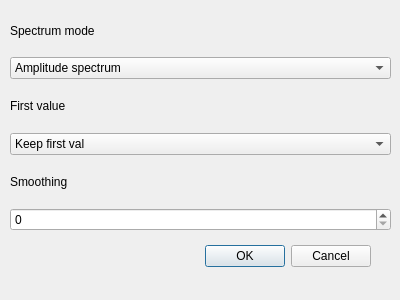
First picture: the form in fourier.ui, repository MaksKuchuk/CompGr, before the edit.
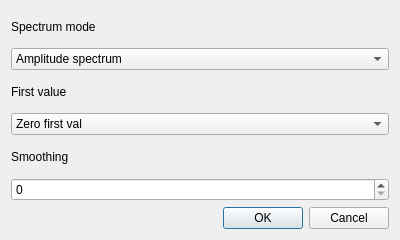
Second picture: the form after the edit.

Commit message: correct fourier display

The edit to the form file:
```diff
--- a/fourier.ui
+++ b/fourier.ui
@@ -7,37 +7,20 @@
     <x>0</x>
     <y>0</y>
     <width>400</width>
-    <height>300</height>
+    <height>240</height>
    </rect>
   </property>
+  <property name="sizePolicy">
+   <sizepolicy hsizetype="MinimumExpanding" vsizetype="MinimumExpanding">
+    <horstretch>0</horstretch>
+    <verstretch>0</verstretch>
+   </sizepolicy>
+  </property>
   <property name="windowTitle">
    <string>Dialog</string>
   </property>
-  <widget class="QDialogButtonBox" name="buttonBox">
-   <property name="geometry">
-    <rect>
-     <x>30</x>
-     <y>240</y>
-     <width>341</width>
-     <height>32</height>
-    </rect>
-   </property>
-   <property name="orientation">
-    <enum>Qt::Horizontal</enum>
-   </property>
-   <property name="standardButtons">
-    <set>QDialogButtonBox::Cancel|QDialogButtonBox::Ok</set>
-   </property>
-  </widget>
-  <widget class="QWidget" name="verticalLayoutWidget">
-   <property name="geometry">
-    <rect>
-     <x>10</x>
-     <y>10</y>
-     <width>381</width>
-     <height>221</height>
-    </rect>
-   </property>
+  <layout class="QVBoxLayout" name="verticalLayout_2">
+   <item>
    <layout class="QVBoxLayout" name="verticalLayout">
     <item>
      <widget class="QLabel" name="mode_label">
@@ -69,11 +52,6 @@
     </item>
     <item>
      <widget class="QComboBox" name="first_val_cb">
-      <item>
-       <property name="text">
-        <string>Keep first val</string>
-       </property>
-      </item>
       <item>
        <property name="text">
         <string>Zero first val</string>
@@ -97,7 +75,18 @@
      <widget class="QSpinBox" name="smooth_spin"/>
     </item>
    </layout>
-  </widget>
+   </item>
+   <item>
+    <widget class="QDialogButtonBox" name="buttonBox">
+     <property name="orientation">
+      <enum>Qt::Horizontal</enum>
+     </property>
+     <property name="standardButtons">
+      <set>QDialogButtonBox::Cancel|QDialogButtonBox::Ok</set>
+     </property>
+    </widget>
+   </item>
+  </layout>
  </widget>
  <resources/>
  <connections>
```
Left out of the diff: 5 changed lines with no effect on the pictures. Lines whose indentation alone changed are shown as unchanged. The commit also changes 3 other files.
